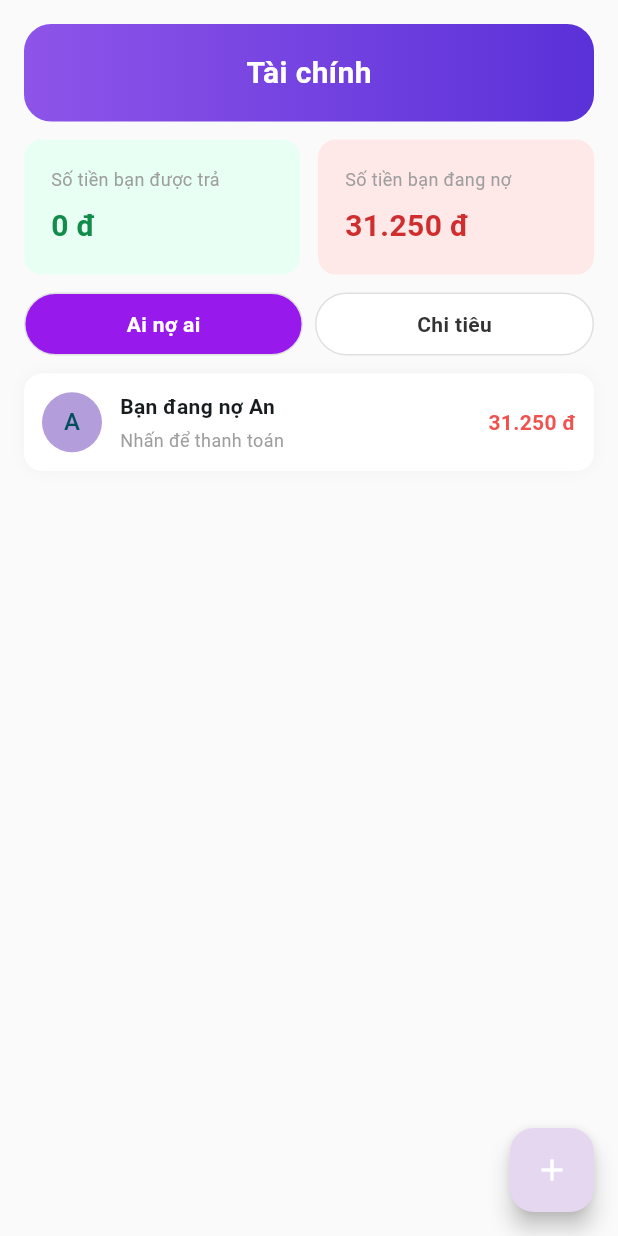
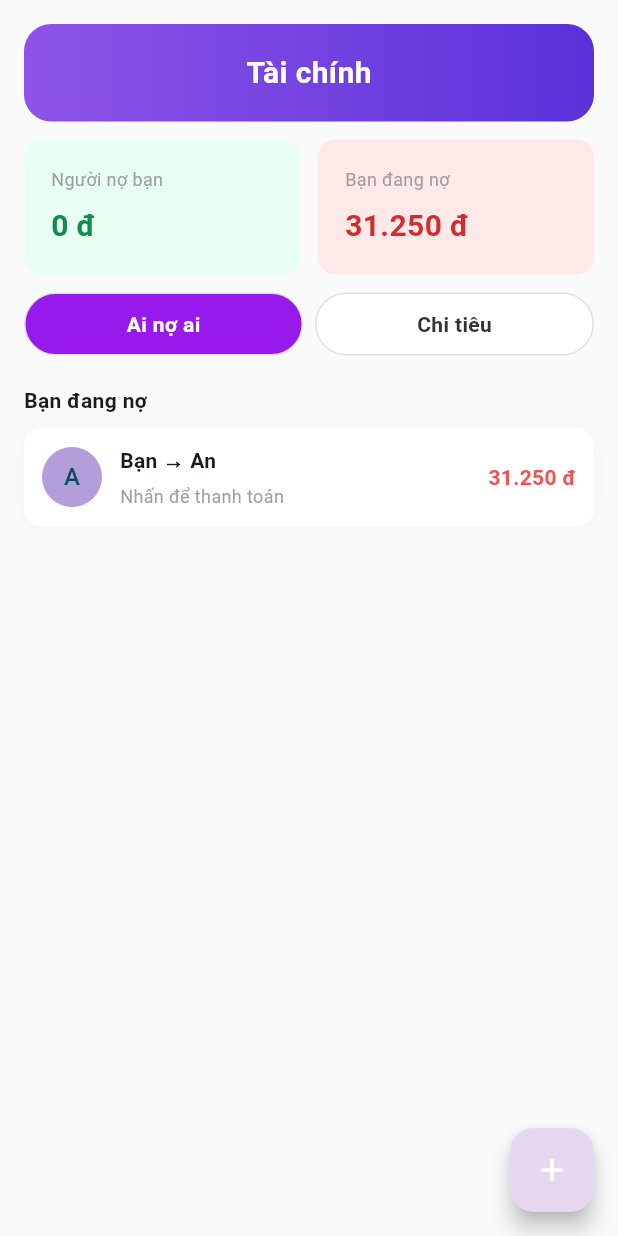
Before and after one commit to buic7666/BTL_MOBILE_ChuDe_NgoiNhaChung1, a Flutter app: the FinanceMainScreen screen opened directly, on a phone screen of 412 x 824 dp. Run offline on Flutter 3.47's test engine with Material 3 defaults, Android fonts, the light colour scheme and no system bars; accounts and stored records are empty.

Commit message:
Revert finance_main_screen.dart to previous snapshot per user request

```diff
--- a/lib/features/finance/finance_main_screen.dart
+++ b/lib/features/finance/finance_main_screen.dart
@@ -41,15 +41,9 @@
       backgroundColor: AppColors.bgLight,
       floatingActionButton: FloatingActionButton(
         onPressed: () async {
-          final scaffoldMessenger = ScaffoldMessenger.of(context);
-          final result = await showModalBottomSheet<Map<String, dynamic>>(
-            context: context,
-            isScrollControlled: true,
-            backgroundColor: Colors.transparent,
-            builder: (_) => const AddExpenseScreen(),
+          final result = await Navigator.of(context).push<Map<String, dynamic>>(
+            MaterialPageRoute(builder: (_) => const AddExpenseScreen()),
           );
-
-          if (!mounted) return;
 
           if (result != null) {
             final prevNet = _computeNetBalances();
@@ -107,7 +101,7 @@
             }
 
             if (messages.isNotEmpty) {
-              scaffoldMessenger.showSnackBar(
+              ScaffoldMessenger.of(context).showSnackBar(
                 SnackBar(
                   content: Text(messages.join('\n')),
                   duration: const Duration(seconds: 4),
@@ -130,7 +124,7 @@
                 children: [
                   Expanded(
                     child: _buildBigBalanceCard(
-                      'Số tiền bạn được trả ',
+                      'Người nợ bạn',
                       totalOweYou,
                       isPositive: true,
                     ),
@@ -138,7 +132,7 @@
                   const SizedBox(width: 12),
                   Expanded(
                     child: _buildBigBalanceCard(
-                      'Số tiền bạn đang nợ ',
+                      'Bạn đang nợ',
                       totalYouOwe,
                       isPositive: false,
                     ),
@@ -173,7 +167,7 @@
         .map(
           (e) => {
             'id': e.key,
-            'name': '${_displayName(e.key)} đang nợ bạn',
+            'name': '${_displayName(e.key)} → Bạn',
             'amountValue': e.value,
             'isPositive': true,
           },
@@ -185,7 +179,7 @@
         .map(
           (e) => {
             'id': e.key,
-            'name': 'Bạn đang nợ ${_displayName(e.key)}',
+            'name': 'Bạn → ${_displayName(e.key)}',
             'amountValue': e.value.abs(),
             'isPositive': false,
           },
@@ -199,19 +193,18 @@
       );
     }
 
-    final combined = [...owesYou, ...youOwe];
-
-    if (combined.isEmpty) {
-      return const Padding(
-        padding: EdgeInsets.only(top: 12),
-        child: Center(child: Text('Không có khoản nợ')),
-      );
-    }
-
-    return Column(
-      crossAxisAlignment: CrossAxisAlignment.start,
-      children: combined
-          .map(
+    Widget makeSection(String title, List<Map<String, dynamic>> list) {
+      return Column(
+        crossAxisAlignment: CrossAxisAlignment.start,
+        children: [
+          Padding(
+            padding: const EdgeInsets.symmetric(vertical: 8.0),
+            child: Text(
+              title,
+              style: const TextStyle(fontWeight: FontWeight.bold),
+            ),
+          ),
+          ...list.map(
             (e) => Padding(
               padding: const EdgeInsets.only(bottom: 12),
               child: Container(
@@ -262,8 +255,17 @@
                 ),
               ),
             ),
-          )
-          .toList(),
+          ),
+        ],
+      );
+    }
+
+    return Column(
+      crossAxisAlignment: CrossAxisAlignment.start,
+      children: [
+        if (owesYou.isNotEmpty) makeSection('Người nợ bạn', owesYou),
+        if (youOwe.isNotEmpty) makeSection('Bạn đang nợ', youOwe),
+      ],
     );
   }
 
```
